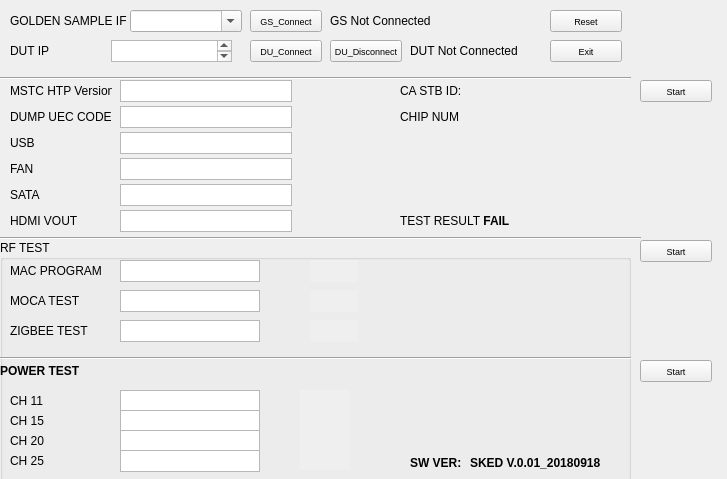
Above: rftest.ui from gpsri/rftest before the change. Below: the same form after it.
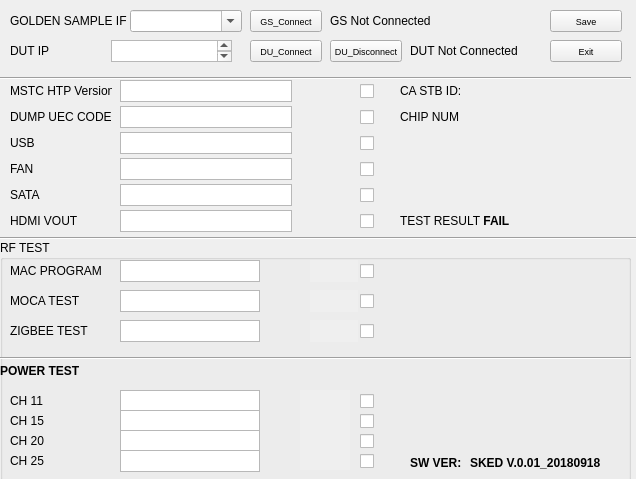
That is the form after the change.

Commit message: [add]Separate test functions

```diff
--- a/rftest.ui
+++ b/rftest.ui
@@ -6,7 +6,7 @@
    <rect>
     <x>0</x>
     <y>0</y>
-    <width>727</width>
+    <width>636</width>
     <height>479</height>
    </rect>
   </property>
@@ -983,6 +983,97 @@
      <set>Qt::AlignJustify|Qt::AlignVCenter</set>
     </property>
    </widget>
+   <widget class="QCheckBox" name="checkBoxMAC">
+    <property name="geometry">
+     <rect>
+      <x>360</x>
+      <y>20</y>
+      <width>73</width>
+      <height>22</height>
+     </rect>
+    </property>
+    <property name="text">
+     <string/>
+    </property>
+   </widget>
+   <widget class="QCheckBox" name="checkBoxMOCA">
+    <property name="geometry">
+     <rect>
+      <x>360</x>
+      <y>50</y>
+      <width>73</width>
+      <height>22</height>
+     </rect>
+    </property>
+    <property name="text">
+     <string/>
+    </property>
+   </widget>
+   <widget class="QCheckBox" name="checkBoxZIGBEE">
+    <property name="geometry">
+     <rect>
+      <x>360</x>
+      <y>80</y>
+      <width>73</width>
+      <height>22</height>
+     </rect>
+    </property>
+    <property name="text">
+     <string/>
+    </property>
+   </widget>
+   <widget class="QCheckBox" name="checkBoxch11">
+    <property name="geometry">
+     <rect>
+      <x>360</x>
+      <y>150</y>
+      <width>73</width>
+      <height>22</height>
+     </rect>
+    </property>
+    <property name="text">
+     <string/>
+    </property>
+   </widget>
+   <widget class="QCheckBox" name="checkBoxch15">
+    <property name="geometry">
+     <rect>
+      <x>360</x>
+      <y>170</y>
+      <width>73</width>
+      <height>22</height>
+     </rect>
+    </property>
+    <property name="text">
+     <string/>
+    </property>
+   </widget>
+   <widget class="QCheckBox" name="checkBoxch20">
+    <property name="geometry">
+     <rect>
+      <x>360</x>
+      <y>190</y>
+      <width>73</width>
+      <height>22</height>
+     </rect>
+    </property>
+    <property name="text">
+     <string/>
+    </property>
+   </widget>
+   <widget class="QCheckBox" name="checkBoxch25">
+    <property name="geometry">
+     <rect>
+      <x>360</x>
+      <y>210</y>
+      <width>73</width>
+      <height>22</height>
+     </rect>
+    </property>
+    <property name="text">
+     <string/>
+    </property>
+   </widget>
   </widget>
   <widget class="QTextEdit" name="usbValue">
    <property name="geometry">
@@ -1050,7 +1141,7 @@
     </font>
    </property>
    <property name="text">
-    <string>Reset</string>
+    <string>Save</string>
    </property>
   </widget>
   <widget class="QLabel" name="hdmiResult">
@@ -1374,58 +1465,82 @@
     <number>0</number>
    </property>
   </widget>
-  <widget class="QPushButton" name="buttonStartSimpleTest">
+  <widget class="QCheckBox" name="checkBoxMSTC">
    <property name="geometry">
     <rect>
-     <x>640</x>
+     <x>360</x>
      <y>80</y>
-     <width>72</width>
+     <width>73</width>
      <height>22</height>
     </rect>
    </property>
-   <property name="font">
-    <font>
-     <pointsize>7</pointsize>
-    </font>
+   <property name="text">
+    <string/>
    </property>
+  </widget>
+  <widget class="QCheckBox" name="checkBoxMSTC_UEC_DUMP">
+   <property name="geometry">
+    <rect>
+     <x>360</x>
+     <y>106</y>
+     <width>73</width>
+     <height>22</height>
+    </rect>
+   </property>
    <property name="text">
-    <string>Start</string>
+    <string/>
    </property>
   </widget>
-  <widget class="QPushButton" name="buttonStartRfTest">
+  <widget class="QCheckBox" name="checkBoxUSB">
    <property name="geometry">
     <rect>
-     <x>640</x>
-     <y>240</y>
-     <width>72</width>
+     <x>360</x>
+     <y>132</y>
+     <width>73</width>
      <height>22</height>
     </rect>
    </property>
-   <property name="font">
-    <font>
-     <pointsize>7</pointsize>
-    </font>
+   <property name="text">
+    <string/>
    </property>
+  </widget>
+  <widget class="QCheckBox" name="checkBoxFan">
+   <property name="geometry">
+    <rect>
+     <x>360</x>
+     <y>158</y>
+     <width>73</width>
+     <height>22</height>
+    </rect>
+   </property>
    <property name="text">
-    <string>Start</string>
+    <string/>
    </property>
   </widget>
-  <widget class="QPushButton" name="buttonStartPowerLevelTest">
+  <widget class="QCheckBox" name="checkBoxFan_SATA">
    <property name="geometry">
     <rect>
-     <x>640</x>
-     <y>360</y>
-     <width>72</width>
+     <x>360</x>
+     <y>184</y>
+     <width>73</width>
      <height>22</height>
     </rect>
    </property>
-   <property name="font">
-    <font>
-     <pointsize>7</pointsize>
-    </font>
+   <property name="text">
+    <string/>
    </property>
+  </widget>
+  <widget class="QCheckBox" name="checkBoxHDMI">
+   <property name="geometry">
+    <rect>
+     <x>360</x>
+     <y>210</y>
+     <width>73</width>
+     <height>22</height>
+    </rect>
+   </property>
    <property name="text">
-    <string>Start</string>
+    <string/>
    </property>
   </widget>
  </widget>
```
Left out of the diff: 2 changed lines with no effect on the pictures. The commit also changes 2 other files.
